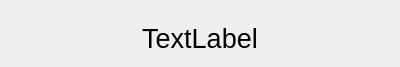
Old version of the form pagehead.ui in the repository breaveSun/central_control.
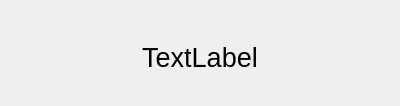
New version of the form.

```diff
--- a/pagehead.ui
+++ b/pagehead.ui
@@ -7,7 +7,7 @@
     <x>0</x>
     <y>0</y>
     <width>400</width>
-    <height>67</height>
+    <height>106</height>
    </rect>
   </property>
   <property name="sizePolicy">
@@ -46,7 +46,7 @@
       <string>TextLabel</string>
      </property>
      <property name="textFormat">
-      <enum>Qt::MarkdownText</enum>
+      <enum>Qt::AutoText</enum>
      </property>
      <property name="alignment">
       <set>Qt::AlignCenter</set>
```
